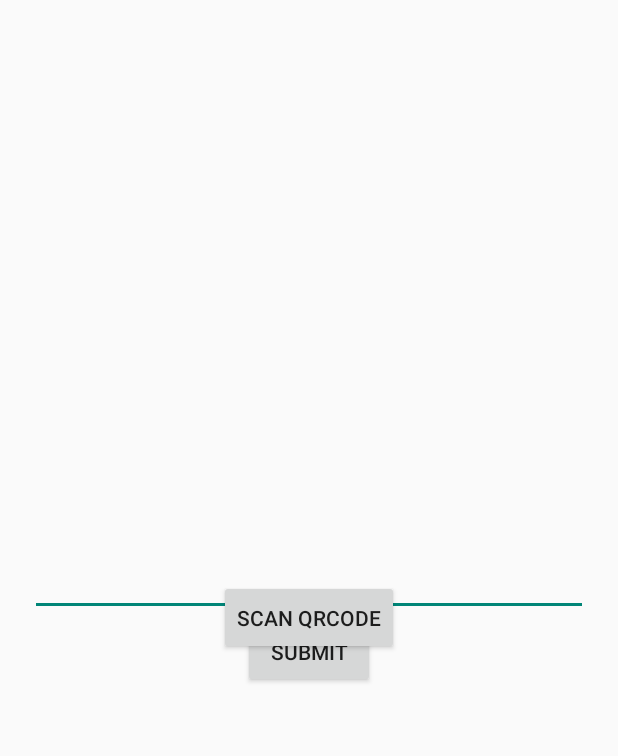
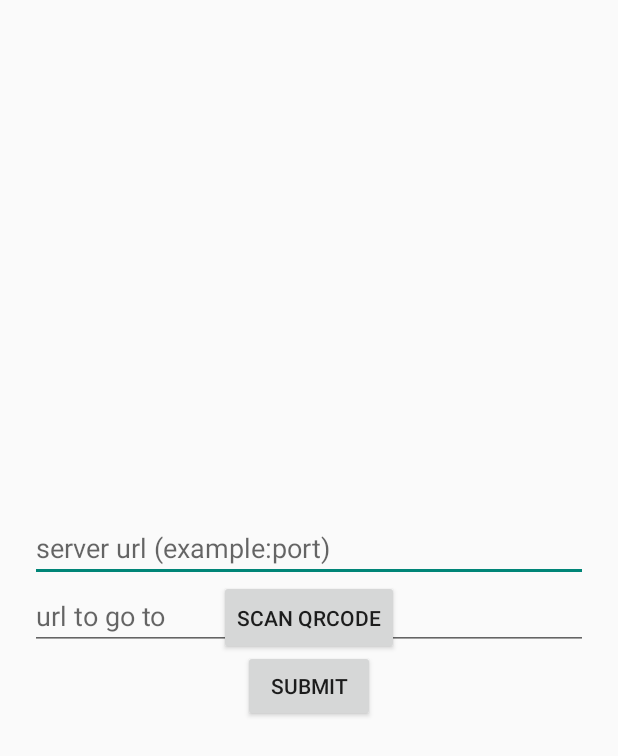
Before and after one commit to oubaydos/QrCodeCopier, an Android app: the layout activity_main.xml on its own in the app's theme, with its tools: preview values and no code run, on a phone screen of 412 x 824 dp. Shown: the top 756 px of the screen. Run offline under Robolectric (Android 15) with nearby library versions, the phone set to English and light mode, and no system bars.

Commit message:
added dynamic url

```diff
--- a/MobileApp/app/src/main/res/layout/activity_main.xml
+++ b/MobileApp/app/src/main/res/layout/activity_main.xml
@@ -24,7 +24,16 @@
             android:layout_width="match_parent"
             android:layout_height="wrap_content"
             android:layout_marginHorizontal="20dp"
+            android:id="@+id/server"
+            android:hint="server url (example:port)"
+            />
+
+        <EditText
+            android:layout_width="match_parent"
+            android:layout_height="wrap_content"
+            android:layout_marginHorizontal="20dp"
             android:id="@+id/urlInput"
+            android:hint="url to go to"
             />
 
         <Button
```
Also changed, not shown: MobileApp/app/src/main/java/com/qrcodecopier/qrscanner/MainActivity.java (+6 -3 lines).
